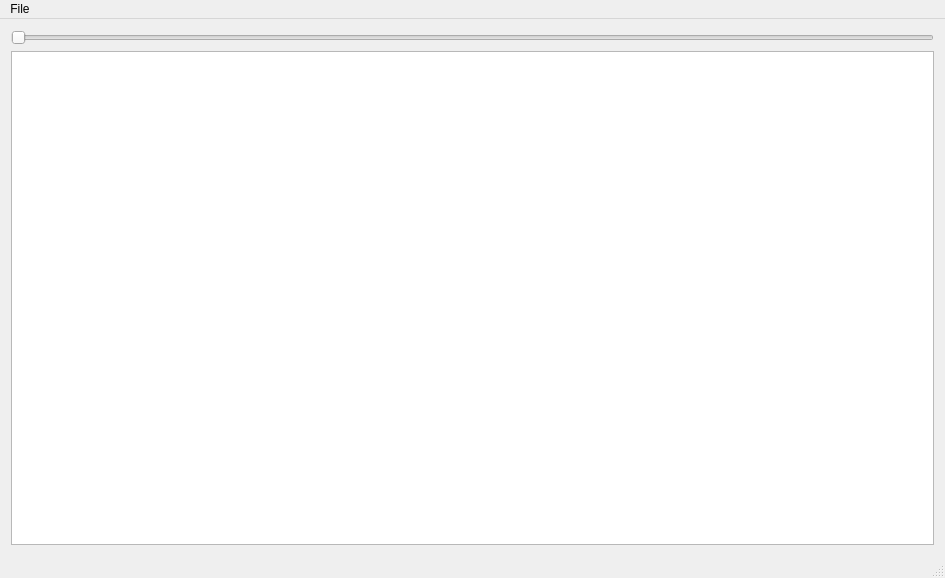
Old version of the form Codes/MainWindow/mainwindow.ui in the repository NichtsVonChaos/CrowdedHell.
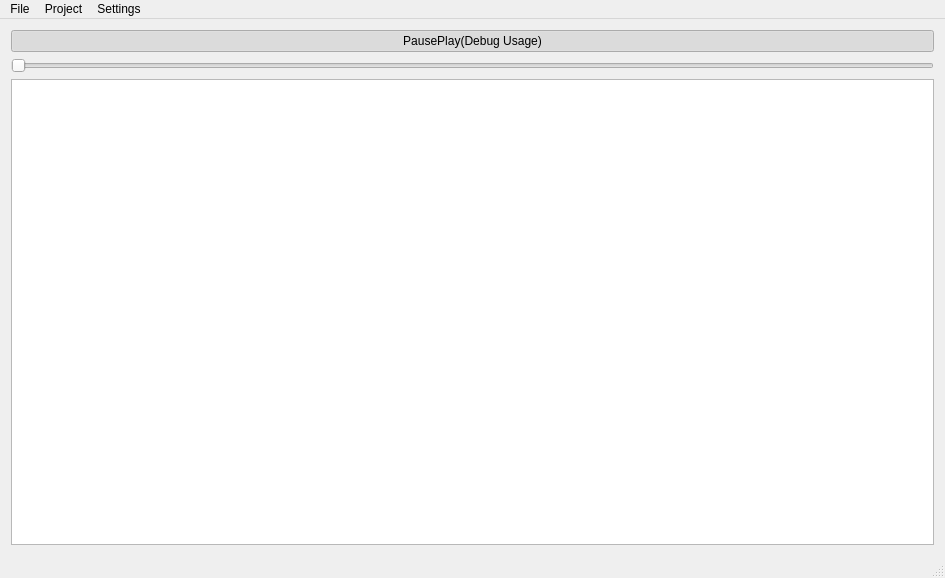
New version of the form. Custom widgets are drawn as their Qt base class.

Commit message: project manager

Diff of the .ui file:
```diff
--- a/Codes/MainWindow/mainwindow.ui
+++ b/Codes/MainWindow/mainwindow.ui
@@ -16,19 +16,32 @@
   <widget class="QWidget" name="centralWidget">
    <layout class="QGridLayout" name="gridLayout">
     <item row="1" column="0">
-     <widget class="Logger" name="textEdit">
-      <property name="readOnly">
-       <bool>true</bool>
-      </property>
-     </widget>
-    </item>
-    <item row="0" column="0">
      <widget class="MusicSlider" name="musicSlider">
       <property name="orientation">
        <enum>Qt::Horizontal</enum>
       </property>
      </widget>
     </item>
+    <item row="2" column="0">
+     <widget class="Logger" name="textEdit">
+      <property name="readOnly">
+       <bool>true</bool>
+      </property>
+     </widget>
+    </item>
+    <item row="0" column="0">
+     <widget class="QPushButton" name="pushButton">
+      <property name="text">
+       <string>PausePlay(Debug Usage)</string>
+      </property>
+      <property name="checkable">
+       <bool>true</bool>
+      </property>
+      <property name="checked">
+       <bool>true</bool>
+      </property>
+     </widget>
+    </item>
    </layout>
   </widget>
   <widget class="QMenuBar" name="menuBar">
@@ -44,8 +57,43 @@
     <property name="title">
      <string>File</string>
     </property>
+    <widget class="QMenu" name="menuRecentProject">
+     <property name="title">
+      <string>Recent project</string>
+     </property>
+    </widget>
+    <addaction name="actionNewProject"/>
+    <addaction name="actionOpenProject"/>
+    <addaction name="menuRecentProject"/>
+    <addaction name="separator"/>
+    <addaction name="actionSave"/>
+    <addaction name="actionSaveTo"/>
+    <addaction name="separator"/>
+    <addaction name="actionCloseProject"/>
+    <addaction name="actionSaveAndClose"/>
+    <addaction name="separator"/>
+    <addaction name="actionExit"/>
+   </widget>
+   <widget class="QMenu" name="menuSettings">
+    <property name="title">
+     <string>Settings</string>
+    </property>
+    <addaction name="actionLanguage"/>
+    <addaction name="actionTheme"/>
+    <addaction name="separator"/>
+    <addaction name="actionAlwaysSaveProjectBeforeClose"/>
+    <addaction name="actionHideAllInfoTypeMessage"/>
+   </widget>
+   <widget class="QMenu" name="menuProject">
+    <property name="title">
+     <string>Project</string>
+    </property>
+    <addaction name="actionExport"/>
+    <addaction name="actionReselectMusic"/>
    </widget>
    <addaction name="menuFile"/>
+   <addaction name="menuProject"/>
+   <addaction name="menuSettings"/>
   </widget>
   <widget class="QStatusBar" name="statusBar"/>
  </widget>
```
Left out of the diff: 87 changed lines with no effect on the pictures. The commit also changes 16 other files.
